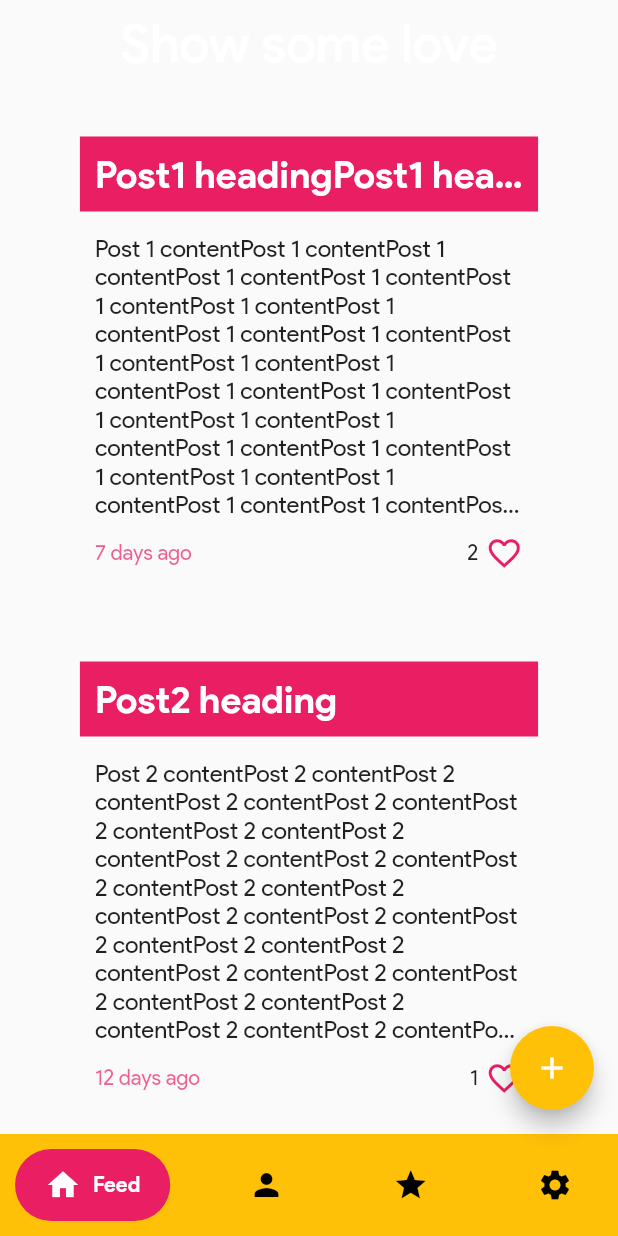
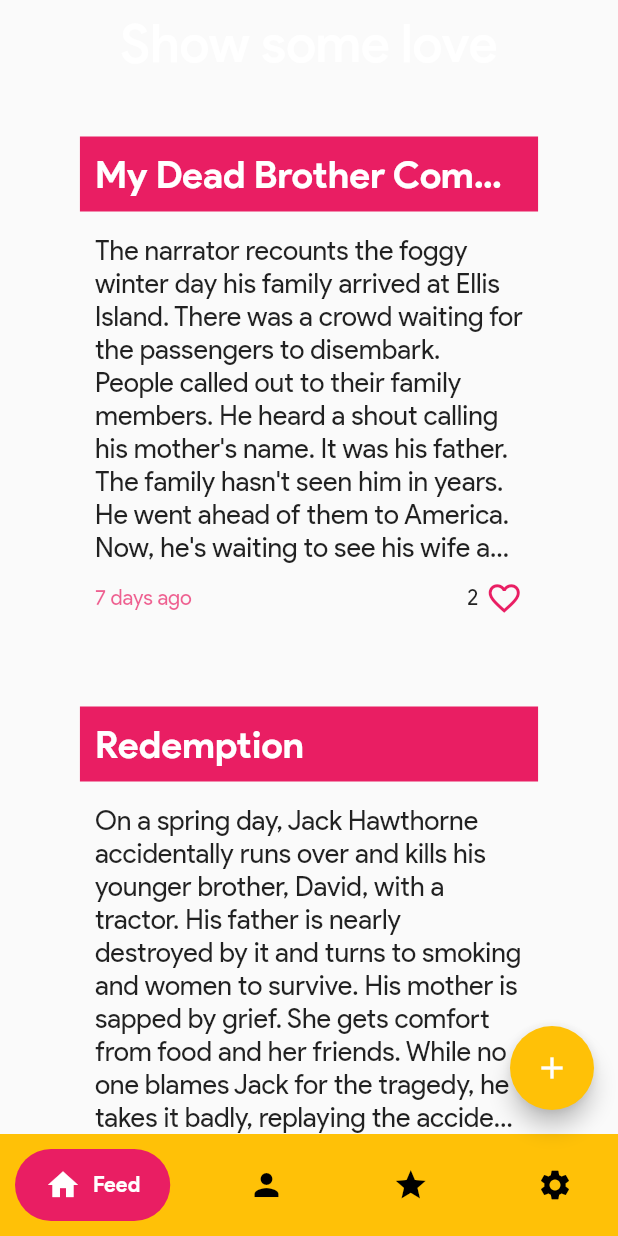
Before and after one commit to dramikei/happy_us-frontend, a Flutter app: the screen it shows after launch, on a phone screen of 412 x 824 dp. Run offline on Flutter 3.47's test engine with Material 2 defaults, Android fonts, the phone set to English and light mode, and no system bars; drawn by our look-alikes of google_nav_bar, overlay_support; our stand-ins replace argon_buttons_flutter, carousel_slider, dio, fluro, get, get_storage and 6 more; missing offline and left inert: dough, easy_container.

Commit message:
- added refresh indicators - updated stories - fixed responsive_grid_view.dart

```diff
--- a/lib/screens/feeds_page.dart
+++ b/lib/screens/feeds_page.dart
@@ -15,15 +15,19 @@ class FeedsPage extends StatelessWidget {
   static final __posts = [
     Post.fromJson({
       'id': '#1',
-      'heading': 'Post1 heading' * 8,
-      'content': 'Post 1 content' * 55,
+      'heading': 'My Dead Brother Comes to America',
+      'content': '''
+The narrator recounts the foggy winter day his family arrived at Ellis Island. There was a crowd waiting for the passengers to disembark. People called out to their family members. He heard a shout calling his mother's name. It was his father. The family hasn't seen him in years. He went ahead of them to America. Now, he's waiting to see his wife and four children again.
+''',
       'time': '2021-06-09 00:00:00.000',
       'likedBy': ['11', '22'],
     }),
     Post.fromJson({
       'id': '#2',
-      'heading': 'Post2 heading',
-      'content': 'Post 2 content' * 50,
+      'heading': 'Redemption',
+      'content': '''
+On a spring day, Jack Hawthorne accidentally runs over and kills his younger brother, David, with a tractor. His father is nearly destroyed by it and turns to smoking and women to survive. His mother is sapped by grief. She gets comfort from food and her friends. While no one blames Jack for the tragedy, he takes it badly, replaying the accident in his mind and viewing himself as evil.
+''',
       'time': '2021-06-04 00:00:00.000',
       'likedBy': ['44'],
     }),
@@ -58,7 +62,11 @@ class FeedsPage extends StatelessWidget {
             ),
           ),
         ),
-        body: ResponsiveGridList(
+        body: RefreshIndicator(
+          onRefresh: () async {
+            await Future.delayed(Duration(seconds: 3));
+          },
+          child: ResponsiveGridList(
             padding: const EdgeInsets.symmetric(vertical: 35),
             minSpacing: 50,
             desiredItemWidth: isSmallScreen ? 270 : 350,
@@ -66,6 +74,7 @@ class FeedsPage extends StatelessWidget {
               final post = _posts[index];
               return PostCard(post);
             }),
+          ),
         ),
         floatingActionButton: _customFAB(),
       ),
--- a/lib/screens/volunteers_page.dart
+++ b/lib/screens/volunteers_page.dart
@@ -79,7 +79,11 @@ class VolunteersPage extends StatelessWidget {
             ),
           ),
         ),
-        body: ResponsiveGridList(
+        body: RefreshIndicator(
+          onRefresh: () async {
+            await Future.delayed(Duration(seconds: 3));
+          },
+          child: ResponsiveGridList(
             padding: const EdgeInsets.symmetric(vertical: 50),
             minSpacing: 50,
             desiredItemWidth: isSmallScreen ? 270 : 350,
@@ -87,6 +91,7 @@ class VolunteersPage extends StatelessWidget {
               final volunteer = _volunteers[index];
               return VolunteerCard(volunteer);
             }),
+          ),
         ),
         floatingActionButton: kIsWeb
             ? SizedBox.shrink()
--- a/lib/widgets/post_card.dart
+++ b/lib/widgets/post_card.dart
@@ -1,5 +1,4 @@
 import 'package:easy_container/easy_container.dart';
-import 'package:flutter/cupertino.dart';
 import 'package:flutter/foundation.dart';
 import 'package:flutter/material.dart';
 import 'package:happy_us/models/post.dart';
@@ -22,7 +21,7 @@ class PostCard extends StatelessWidget {
     return EasyContainer(
       margin: 0,
       borderRadius: 10,
-      height: 300,
+      height: openedFromDialog ? null : 300,
       padding: 0,
       elevation: 10,
       color: Theme.of(context).scaffoldBackgroundColor,
@@ -40,7 +39,10 @@ class PostCard extends StatelessWidget {
                     return Center(
                       child: Padding(
                         padding: const EdgeInsets.all(kIsWeb ? 100 : 30),
+                        child: SizedBox(
+                          height: kIsWeb ? 1000 : 450,
                           child: PostCard(this.post, openedFromDialog: true),
+                        ),
                       ),
                     );
                   });
@@ -71,7 +73,8 @@ class PostCard extends StatelessWidget {
               ),
             ),
           ),
-          Padding(
+          Expanded(
+            child: Padding(
               padding: const EdgeInsets.symmetric(
                 vertical: 5,
                 horizontal: 10,
@@ -80,11 +83,13 @@ class PostCard extends StatelessWidget {
                 crossAxisAlignment: CrossAxisAlignment.start,
                 children: [
                   const SizedBox(height: 10),
-                Text(
-                  post.content,
-                  style: TextStyle(fontSize: 16),
-                  overflow: openedFromDialog ? null : TextOverflow.ellipsis,
-                  maxLines: openedFromDialog ? null : 10,
+                  Expanded(
+                    child: openedFromDialog
+                        ? SingleChildScrollView(
+                            physics: const BouncingScrollPhysics(),
+                            child: _content(),
+                          )
+                        : _content(),
                   ),
                   const SizedBox(height: 10),
                   Row(
@@ -118,8 +123,18 @@ class PostCard extends StatelessWidget {
                 ],
               ),
             ),
+          ),
         ],
       ),
     );
   }
+
+  Widget _content() {
+    return Text(
+      post.content,
+      style: TextStyle(fontSize: 18),
+      overflow: openedFromDialog ? null : TextOverflow.ellipsis,
+      maxLines: openedFromDialog ? null : 10,
+    );
   }
+}
--- a/lib/widgets/responsive_grid_view.dart
+++ b/lib/widgets/responsive_grid_view.dart
@@ -67,6 +67,7 @@ class ResponsiveGridList extends StatelessWidget {
         if (scroll) {
           return ListView.builder(
               padding: padding,
+              physics: const BouncingScrollPhysics(),
               itemCount: (children.length / n).ceil() * 2 - 1,
               itemBuilder: (context, index) {
                 //if (index * n >= children.length) return null;
```
Lines whose indentation alone changed are shown as unchanged.
